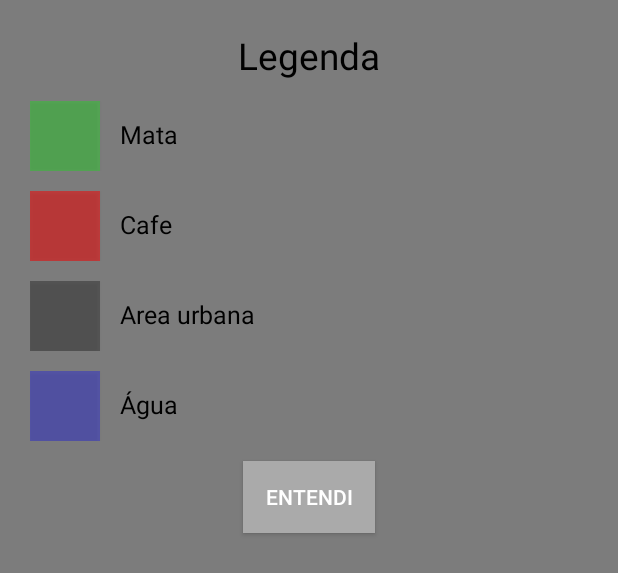
After one commit to yasminbacha/dcafe, an Android app: the layout legenda.xml on its own in the app's theme, with its tools: preview values and no code run, on a phone screen of 412 x 824 dp. The commit adds this screen. Shown: the top 573 px of the screen. Run offline under Robolectric (Android 15) with nearby library versions, the phone set to English and light mode, and no system bars.

Commit message:
VERSÂO 2 - Legenda

```diff
--- a/DCafe/app/src/main/java/epamig/dcafe/CadastroActivity.java
+++ b/DCafe/app/src/main/java/epamig/dcafe/CadastroActivity.java
@@ -3,6 +3,7 @@ package epamig.dcafe;
 import android.animation.Animator;
 import android.animation.AnimatorListenerAdapter;
 import android.annotation.TargetApi;
+import android.app.Activity;
 import android.app.LoaderManager.LoaderCallbacks;
 import android.content.CursorLoader;
 import android.content.Intent;
@@ -21,6 +22,7 @@ import android.view.Menu;
 import android.view.MenuItem;
 import android.view.View;
 import android.view.View.OnClickListener;
+import android.view.inputmethod.InputMethodManager;
 import android.widget.ArrayAdapter;
 import android.widget.AutoCompleteTextView;
 import android.widget.Button;
@@ -131,6 +133,9 @@ public class CadastroActivity extends AppCompatActivity implements LoaderCallbac
         mEmailSignInButton.setOnClickListener(new OnClickListener() {
             @Override
             public void onClick(View view) {
+
+                InputMethodManager imm = (InputMethodManager) getApplicationContext().getSystemService(Activity.INPUT_METHOD_SERVICE);
+                imm.hideSoftInputFromWindow(view.getWindowToken(), 0);
                 attemptLogin();
             }
         });
--- a/DCafe/app/src/main/java/epamig/dcafe/LoginActivity.java
+++ b/DCafe/app/src/main/java/epamig/dcafe/LoginActivity.java
@@ -3,6 +3,7 @@ package epamig.dcafe;
 import android.animation.Animator;
 import android.animation.AnimatorListenerAdapter;
 import android.annotation.TargetApi;
+import android.app.Activity;
 import android.app.AlertDialog;
 import android.app.LoaderManager.LoaderCallbacks;
 import android.content.ContextWrapper;
@@ -23,7 +24,9 @@ import android.util.Log;
 import android.view.KeyEvent;
 import android.view.View;
 import android.view.View.OnClickListener;
+import android.view.WindowManager;
 import android.view.inputmethod.EditorInfo;
+import android.view.inputmethod.InputMethodManager;
 import android.widget.ArrayAdapter;
 import android.widget.AutoCompleteTextView;
 import android.widget.Button;
@@ -94,6 +97,9 @@ public class LoginActivity extends AppCompatActivity implements LoaderCallbacks<
         mEmailSignInButton.setOnClickListener(new OnClickListener() {
             @Override
             public void onClick(View view) {
+
+                InputMethodManager imm = (InputMethodManager) getApplicationContext().getSystemService(Activity.INPUT_METHOD_SERVICE);
+                imm.hideSoftInputFromWindow(view.getWindowToken(), 0);
                 attemptLogin();
             }
         });
--- a/DCafe/app/src/main/java/epamig/dcafe/Principal.java
+++ b/DCafe/app/src/main/java/epamig/dcafe/Principal.java
@@ -138,8 +138,22 @@ public class Principal extends AppCompatActivity
                 (SupportMapFragment) getSupportFragmentManager().findFragmentById(R.id.map);
         mapFragment.getMapAsync(this);
 
+        int primeiro = -1;
+        if (savedInstanceState == null) {
+            Bundle extras = getIntent().getExtras();
+            if (extras == null) {
+                primeiro = -1;
+            } else {
+                primeiro = extras.getInt("primeiro");
+            }
+        } else {
+            primeiro = (int) savedInstanceState.getSerializable("primeiro");
+        }
+        if (primeiro == 1) {
+            alertarLegenda();
+        }
+
         //------------------------------Preencher Spinner Cidades---------------------------------//
-
         final List<String> Cidades = bd.ListarTodasAsCidades();
         CIDADEINICIAL = Cidades.get(0);
         spCidades = (Spinner) findViewById(R.id.spCidades);
@@ -410,6 +424,29 @@ public class Principal extends AppCompatActivity
         alerta.show();
     }
 
+
+    //-----------------------------------Funções do dialogo -dermarcar nova área e uso da terra---------------//
+    private void alertarLegenda() {
+        LayoutInflater li = getLayoutInflater();
+        View view = li.inflate(R.layout.legenda, null);
+
+        final Button btEntendi = (Button) view.findViewById(R.id.btEntendi);
+
+        btEntendi.setOnClickListener(new View.OnClickListener() {
+            public void onClick(View arg0) {
+                alerta.dismiss();
+            }
+        });
+
+        AlertDialog.Builder builder = new AlertDialog.Builder(this);
+
+        //builder.setTitle("Legenda");
+        builder.setView(view);
+        alerta = builder.create();
+        alerta.show();
+    }
+
+
     //-----------------------------------Funções do MAPA------------------------------------------//
     @Override
     public void onMapReady(GoogleMap Mmap) {
@@ -620,13 +657,6 @@ public class Principal extends AppCompatActivity
             super.onBackPressed();
         }
     }
-/*TIREI MENU
-    @Override
-    public boolean onCreateOptionsMenu(Menu menu) {
-        // Inflate the menu; this adds items to the action bar if it is present.
-        getMenuInflater().inflate(R.menu.principal, menu);
-        return true;
-    }*/
 
     @SuppressWarnings("StatementWithEmptyBody")
     @Override
@@ -652,7 +682,6 @@ public class Principal extends AppCompatActivity
         drawer.closeDrawer(GravityCompat.START);
         return true;
     }
-
 
     @Override
     public void onMapLongClick(LatLng latLng) {
@@ -692,7 +721,6 @@ public class Principal extends AppCompatActivity
         mDialog.setCancelable(false);
         mDialog.show();
         List<Demarcacao> ListDemarcacoes = bd.ListarTodasDemarcacoesNaoSincronizada();
-        Log.i("TESTE", "TAM: " + ListDemarcacoes.size());
         mAuthTask = new UserDemarcacaoTask(ListDemarcacoes);
         mAuthTask.execute((Void) null);
 
--- a/DCafe/app/src/main/java/epamig/dcafe/SincronizacaoActivity.java
+++ b/DCafe/app/src/main/java/epamig/dcafe/SincronizacaoActivity.java
@@ -70,6 +70,7 @@ public class SincronizacaoActivity extends AppCompatActivity {
         finish();
         Intent intent = new Intent();
         intent.setClass(SincronizacaoActivity.this, Principal.class);
+        intent.putExtra("primeiro", 1);
         startActivity(intent);
 
     }
--- a/DCafe/app/src/main/java/epamig/dcafe/SplashActivity.java
+++ b/DCafe/app/src/main/java/epamig/dcafe/SplashActivity.java
@@ -17,7 +17,7 @@ import java.util.TimerTask;
 public class SplashActivity extends AppCompatActivity {
 
     private AlertDialog alerta;
-    private static  int TEMPO = 2000;
+    private static int TEMPO = 1500;
 
     @Override
     protected void onCreate(Bundle savedInstanceState) {
@@ -33,6 +33,7 @@ public class SplashActivity extends AppCompatActivity {
                     finish();
                     Intent intent = new Intent();
                     intent.setClass(SplashActivity.this, Principal.class);
+
                     startActivity(intent);
                 }
             }, TEMPO);
--- /dev/null
+++ b/DCafe/app/src/main/res/layout/legenda.xml
@@ -0,0 +1,121 @@
+<LinearLayout xmlns:android="http://schemas.android.com/apk/res/android"
+    xmlns:app="http://schemas.android.com/apk/res-auto"
+    android:layout_width="fill_parent"
+    android:layout_height="fill_parent"
+    android:background="#80000000"
+    android:orientation="vertical"
+    android:padding="20dp">
+    <TextView
+        android:layout_width="wrap_content"
+        android:layout_height="wrap_content"
+        android:text="Legenda"
+        android:textSize="37px"
+        android:layout_gravity="center"
+        android:textColor="@android:color/black"
+        android:paddingBottom="20px"/>
+
+    <LinearLayout
+        android:layout_width="wrap_content"
+        android:layout_height="wrap_content"
+        android:orientation="horizontal"
+        android:paddingBottom="20px">
+
+        <Button
+            android:id="@+id/button"
+            android:layout_width="70px"
+            android:layout_height="70px"
+            android:background="#5000FF00"
+            android:text=""
+            android:width="40px"
+            android:height="40px"/>
+
+        <TextView
+            android:layout_width="wrap_content"
+            android:layout_height="wrap_content"
+            android:text="Mata"
+            android:textSize="25px"
+            android:textColor="@android:color/black"
+            android:paddingLeft="20px"
+            />
+    </LinearLayout>
+
+    <LinearLayout
+        android:layout_width="wrap_content"
+        android:layout_height="wrap_content"
+        android:orientation="horizontal"
+        android:paddingBottom="20px">
+
+        <Button
+            android:layout_width="70px"
+            android:layout_height="70px"
+            android:background="#80FF0000"
+            android:text="" />
+
+        <TextView
+            android:id="@+id/rbCafe"
+            android:layout_width="wrap_content"
+            android:layout_height="wrap_content"
+            android:text="Cafe"
+            android:textSize="25px"
+            android:textColor="@android:color/black"
+            android:paddingLeft="20px" />
+    </LinearLayout>
+
+    <LinearLayout
+        android:layout_width="wrap_content"
+        android:layout_height="wrap_content"
+        android:orientation="horizontal"
+        android:paddingBottom="20px">
+
+        <Button
+            android:layout_width="70px"
+            android:layout_height="70px"
+            android:background="#50000000"
+            android:text=" " />
+
+        <TextView
+            android:id="@+id/rbArea_urbana"
+            android:layout_width="wrap_content"
+            android:layout_height="wrap_content"
+            android:text="Area urbana"
+            android:textSize="25px"
+            android:textColor="@android:color/black"
+            android:paddingLeft="20px" />
+    </LinearLayout>
+
+    <LinearLayout
+        android:layout_width="wrap_content"
+        android:layout_height="wrap_content"
+        android:orientation="horizontal"
+        android:paddingBottom="20px">
+
+        <Button
+            android:layout_width="70px"
+            android:layout_height="70px"
+            android:background="#500000FF"
+            android:text=" " />
+
+        <TextView
+            android:id="@+id/rbAgua"
+            android:layout_width="wrap_content"
+            android:layout_height="wrap_content"
+            android:text="Água"
+            android:textSize="25px"
+            android:textColor="@android:color/black"
+            android:paddingLeft="20px" />
+    </LinearLayout>
+
+
+    <Button
+        android:id="@+id/btEntendi"
+        android:layout_width="wrap_content"
+        android:layout_height="wrap_content"
+        android:layout_gravity="center"
+        android:layout_marginBottom="10dp"
+        android:background="@android:color/darker_gray"
+        android:padding="10dp"
+        android:text="Entendi"
+        android:textColor="@android:color/white" />
+
+
+</LinearLayout>
```
Also changed, not shown: DCafe/app/src/main/AndroidManifest.xml (+12 -12 lines). Lines whose indentation alone changed are shown as unchanged.
